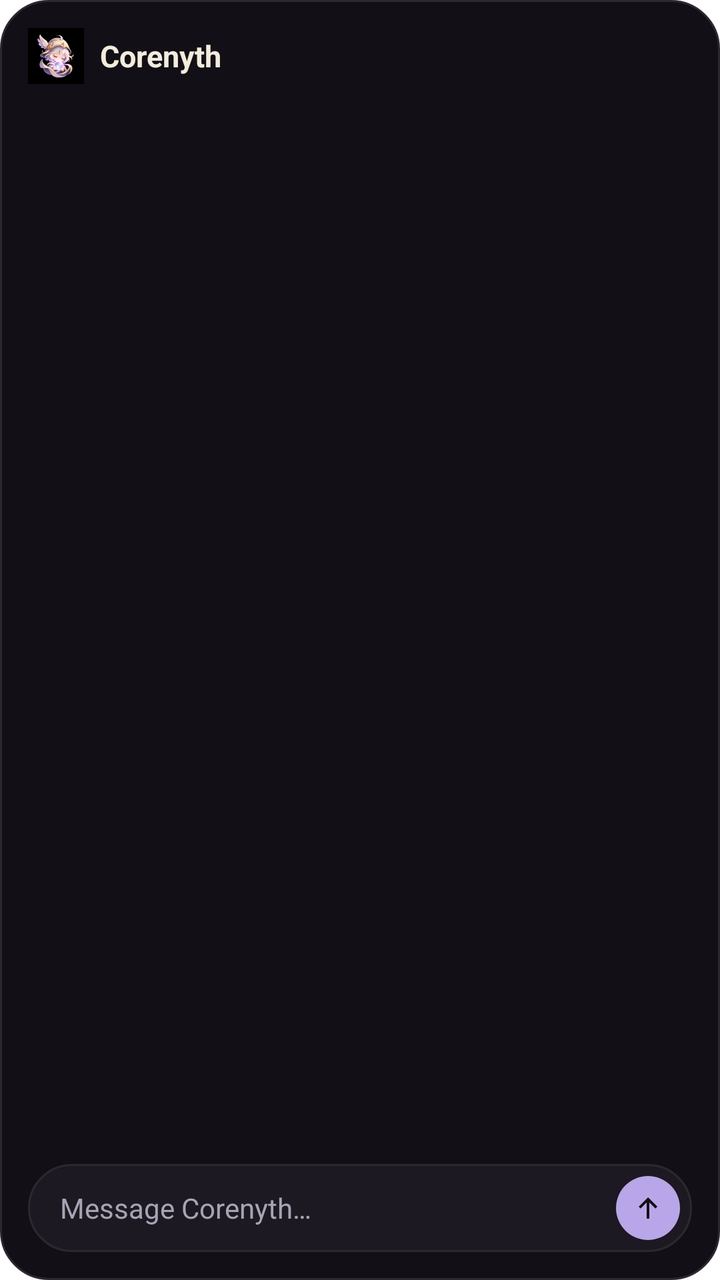
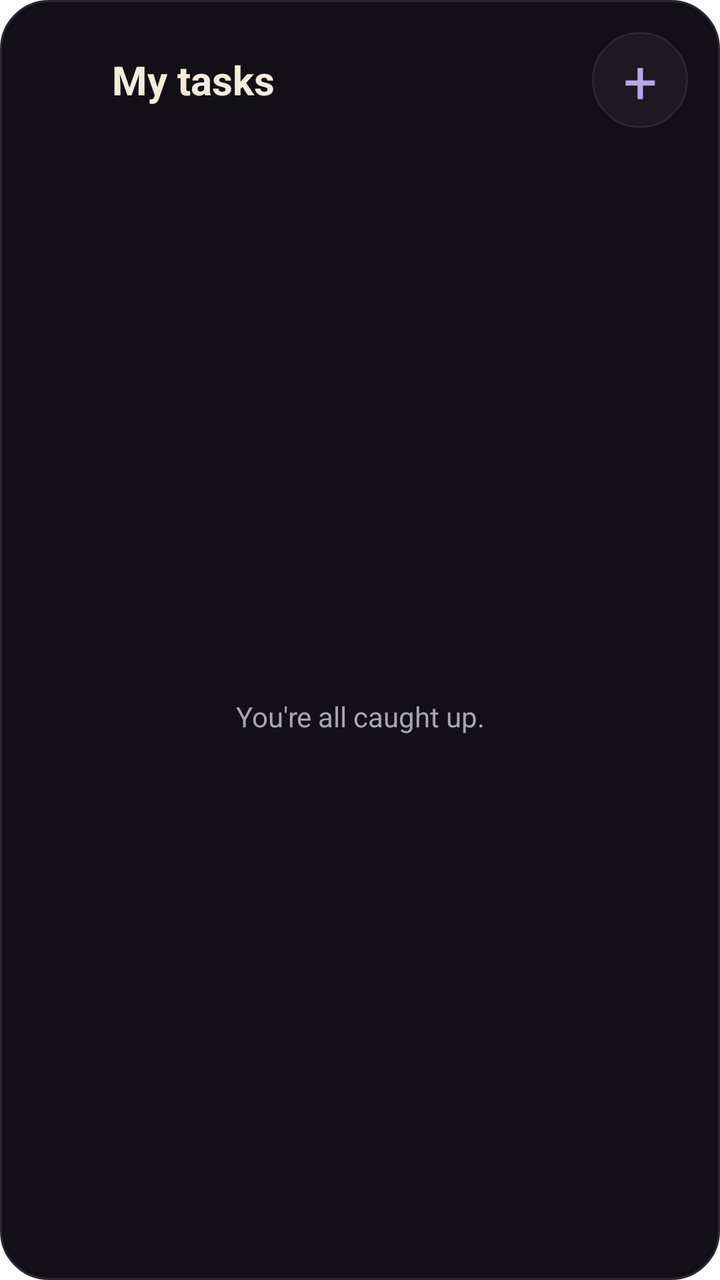

An Android layout rendered at two revisions. The XML below is the earlier revision; the diff shows what the commit changed to produce the second picture.
<!-- AndroidManifest.xml: fallback theme Theme.MaterialComponents.DayNight.NoActionBar -->
<!-- res/layout/assistant_widget.xml -->
<?xml version="1.0" encoding="utf-8"?>
<LinearLayout xmlns:android="http://schemas.android.com/apk/res/android"
    android:id="@+id/widget_root"
    android:layout_width="match_parent"
    android:layout_height="match_parent"
    android:orientation="vertical"
    android:padding="14dp"
    android:background="@drawable/widget_bg">

    <LinearLayout
        android:layout_width="match_parent"
        android:layout_height="wrap_content"
        android:gravity="center_vertical"
        android:orientation="horizontal">

        <ImageView
            android:layout_width="28dp"
            android:layout_height="28dp"
            android:importantForAccessibility="no"
            android:src="@drawable/widget_logo"/>

        <TextView
            android:layout_width="0dp"
            android:layout_height="wrap_content"
            android:layout_weight="1"
            android:paddingStart="8dp"
            android:text="Corenyth"
            android:textColor="@color/corenyth_ivory"
            android:textSize="15sp"
            android:textStyle="bold"/>

        <TextView
            android:id="@+id/widget_count"
            android:layout_width="wrap_content"
            android:layout_height="wrap_content"
            android:textColor="@color/corenyth_muted"
            android:textSize="12sp"/>
    </LinearLayout>

    <TextView
        android:id="@+id/widget_list"
        android:layout_width="match_parent"
        android:layout_height="0dp"
        android:layout_weight="1"
        android:ellipsize="end"
        android:lineSpacingExtra="3dp"
        android:paddingTop="8dp"
        android:paddingBottom="8dp"
        android:textColor="@color/corenyth_ivory"
        android:textSize="13sp"/>

    <LinearLayout
        android:id="@+id/widget_message"
        android:layout_width="match_parent"
        android:layout_height="44dp"
        android:background="@drawable/widget_pill"
        android:gravity="center_vertical"
        android:orientation="horizontal"
        android:paddingStart="16dp"
        android:paddingEnd="6dp">

        <TextView
            android:layout_width="0dp"
            android:layout_height="wrap_content"
            android:layout_weight="1"
            android:maxLines="1"
            android:text="Message Corenyth…"
            android:textColor="@color/corenyth_muted"
            android:textSize="14sp"/>

        <ImageView
            android:layout_width="32dp"
            android:layout_height="32dp"
            android:contentDescription="Open Corenyth"
            android:src="@drawable/widget_send"/>
    </LinearLayout>
</LinearLayout>
<!-- resources referenced by this layout -->
<resources>
  <color name="corenyth_ivory">#F3ECDD</color>
  <color name="corenyth_muted">#A9A3B5</color>
  <!-- drawable widget_bg (drawable) -->
  <?xml version="1.0" encoding="utf-8"?>
  <shape xmlns:android="http://schemas.android.com/apk/res/android">
      <solid android:color="@color/corenyth_surface"/>
      <stroke android:width="1dp" android:color="@color/corenyth_outline"/>
      <corners android:radius="24dp"/>
  </shape>
  <!-- drawable widget_logo: png bitmap (drawable-nodpi, 37783 bytes) -->
  <!-- drawable widget_pill (drawable) -->
  <?xml version="1.0" encoding="utf-8"?>
  <shape xmlns:android="http://schemas.android.com/apk/res/android">
      <solid android:color="@color/corenyth_surface_raised"/>
      <stroke android:width="1dp" android:color="@color/corenyth_outline"/>
      <corners android:radius="999dp"/>
  </shape>
  <!-- drawable widget_send (drawable) -->
  <?xml version="1.0" encoding="utf-8"?>
  <layer-list xmlns:android="http://schemas.android.com/apk/res/android">
      <item>
          <shape android:shape="oval">
              <solid android:color="@color/corenyth_lavender"/>
          </shape>
      </item>
      <item android:drawable="@drawable/widget_arrow"
          android:top="8dp" android:bottom="8dp" android:left="8dp" android:right="8dp"/>
  </layer-list>
  <color name="corenyth_surface">#121016</color>
  <color name="corenyth_outline">#2B292F</color>
  <color name="corenyth_surface_raised">#1C1922</color>
  <color name="corenyth_lavender">#B9A6E8</color>
  <!-- drawable widget_arrow (drawable) -->
  <?xml version="1.0" encoding="utf-8"?>
  <vector xmlns:android="http://schemas.android.com/apk/res/android"
      android:width="16dp" android:height="16dp"
      android:viewportWidth="24" android:viewportHeight="24">
      <path android:fillColor="@color/corenyth_surface"
          android:pathData="M12,4l-7,7l1.41,1.41L11,7.83V20h2V7.83l4.59,4.58L19,11z"/>
  </vector>
</resources>

<!-- the commit's change to res/layout/assistant_widget.xml (unified diff, before → after) -->
@@ -1,77 +1,13 @@
-<?xml version="1.0" encoding="utf-8"?>
-<LinearLayout xmlns:android="http://schemas.android.com/apk/res/android"
-    android:id="@+id/widget_root"
-    android:layout_width="match_parent"
-    android:layout_height="match_parent"
-    android:orientation="vertical"
-    android:padding="14dp"
-    android:background="@drawable/widget_bg">
-
-    <LinearLayout
-        android:layout_width="match_parent"
-        android:layout_height="wrap_content"
-        android:gravity="center_vertical"
-        android:orientation="horizontal">
-
-        <ImageView
-            android:layout_width="28dp"
-            android:layout_height="28dp"
-            android:importantForAccessibility="no"
-            android:src="@drawable/widget_logo"/>
-
-        <TextView
-            android:layout_width="0dp"
-            android:layout_height="wrap_content"
-            android:layout_weight="1"
-            android:paddingStart="8dp"
-            android:text="Corenyth"
-            android:textColor="@color/corenyth_ivory"
-            android:textSize="15sp"
-            android:textStyle="bold"/>
-
-        <TextView
-            android:id="@+id/widget_count"
-            android:layout_width="wrap_content"
-            android:layout_height="wrap_content"
-            android:textColor="@color/corenyth_muted"
-            android:textSize="12sp"/>
+<?xml version="1.0" ?>
+<LinearLayout xmlns:android="http://schemas.android.com/apk/res/android" android:layout_width="match_parent" android:layout_height="match_parent" android:orientation="vertical" android:padding="16dp" android:background="@drawable/widget_bg">
+    <LinearLayout android:layout_width="match_parent" android:layout_height="48dp" android:gravity="center_vertical" android:orientation="horizontal">
+        <ImageView android:layout_width="30dp" android:layout_height="30dp" android:src="@mipmap/ic_launcher" android:importantForAccessibility="no"/>
+        <TextView android:layout_width="0dp" android:layout_height="wrap_content" android:layout_weight="1" android:paddingStart="10dp" android:text="My tasks" android:textSize="20sp" android:textStyle="bold" android:textColor="@color/corenyth_ivory"/>
+        <TextView android:id="@+id/widget_add" android:layout_width="48dp" android:layout_height="48dp" android:gravity="center" android:text="+" android:textSize="30sp" android:textColor="@color/corenyth_lavender" android:contentDescription="Add task" android:background="@drawable/widget_pill"/>
     </LinearLayout>
-
-    <TextView
-        android:id="@+id/widget_list"
-        android:layout_width="match_parent"
-        android:layout_height="0dp"
-        android:layout_weight="1"
-        android:ellipsize="end"
-        android:lineSpacingExtra="3dp"
-        android:paddingTop="8dp"
-        android:paddingBottom="8dp"
-        android:textColor="@color/corenyth_ivory"
-        android:textSize="13sp"/>
-
-    <LinearLayout
-        android:id="@+id/widget_message"
-        android:layout_width="match_parent"
-        android:layout_height="44dp"
-        android:background="@drawable/widget_pill"
-        android:gravity="center_vertical"
-        android:orientation="horizontal"
-        android:paddingStart="16dp"
-        android:paddingEnd="6dp">
-
-        <TextView
-            android:layout_width="0dp"
-            android:layout_height="wrap_content"
-            android:layout_weight="1"
-            android:maxLines="1"
-            android:text="Message Corenyth…"
-            android:textColor="@color/corenyth_muted"
-            android:textSize="14sp"/>
-
-        <ImageView
-            android:layout_width="32dp"
-            android:layout_height="32dp"
-            android:contentDescription="Open Corenyth"
-            android:src="@drawable/widget_send"/>
-    </LinearLayout>
+    <TextView android:id="@+id/widget_count" android:layout_width="match_parent" android:layout_height="wrap_content" android:paddingTop="4dp" android:paddingBottom="8dp" android:textSize="12sp" android:textColor="@color/corenyth_muted"/>
+    <FrameLayout android:layout_width="match_parent" android:layout_height="0dp" android:layout_weight="1">
+        <ListView android:id="@+id/widget_list" android:layout_width="match_parent" android:layout_height="match_parent" android:divider="@color/corenyth_outline" android:dividerHeight="1dp"/>
+        <TextView android:id="@+id/widget_empty" android:layout_width="match_parent" android:layout_height="match_parent" android:gravity="center" android:text="You're all caught up." android:textColor="@color/corenyth_muted" android:textSize="14sp"/>
+    </FrameLayout>
 </LinearLayout>
<!-- resource entries referenced after the edit -->
@@ -9,7 +9,6 @@
       <stroke android:width="1dp" android:color="@color/corenyth_outline"/>
       <corners android:radius="24dp"/>
   </shape>
-  <!-- drawable widget_logo: png bitmap (drawable-nodpi, 37783 bytes) -->
   <!-- drawable widget_pill (drawable) -->
   <?xml version="1.0" encoding="utf-8"?>
   <shape xmlns:android="http://schemas.android.com/apk/res/android">
@@ -17,28 +16,21 @@
       <stroke android:width="1dp" android:color="@color/corenyth_outline"/>
       <corners android:radius="999dp"/>
   </shape>
-  <!-- drawable widget_send (drawable) -->
+  <!-- mipmap ic_launcher (mipmap-anydpi-v26) -->
   <?xml version="1.0" encoding="utf-8"?>
-  <layer-list xmlns:android="http://schemas.android.com/apk/res/android">
-      <item>
-          <shape android:shape="oval">
-              <solid android:color="@color/corenyth_lavender"/>
-          </shape>
-      </item>
-      <item android:drawable="@drawable/widget_arrow"
-          android:top="8dp" android:bottom="8dp" android:left="8dp" android:right="8dp"/>
-  </layer-list>
+  <adaptive-icon xmlns:android="http://schemas.android.com/apk/res/android">
+    <background android:drawable="@drawable/ic_launcher_background"/>
+    <foreground>
+        <inset
+            android:drawable="@drawable/ic_launcher_foreground"
+            android:inset="0%" />
+    </foreground>
+  </adaptive-icon>
   <color name="corenyth_surface">#121016</color>
   <color name="corenyth_outline">#2B292F</color>
   <color name="corenyth_surface_raised">#1C1922</color>
+  <!-- drawable ic_launcher_background: png bitmap (drawable-hdpi, 22786 bytes) -->
+  <!-- drawable ic_launcher_foreground: png bitmap (drawable-hdpi, 22786 bytes) -->
   <color name="corenyth_lavender">#B9A6E8</color>
-  <!-- drawable widget_arrow (drawable) -->
-  <?xml version="1.0" encoding="utf-8"?>
-  <vector xmlns:android="http://schemas.android.com/apk/res/android"
-      android:width="16dp" android:height="16dp"
-      android:viewportWidth="24" android:viewportHeight="24">
-      <path android:fillColor="@color/corenyth_surface"
-          android:pathData="M12,4l-7,7l1.41,1.41L11,7.83V20h2V7.83l4.59,4.58L19,11z"/>
-  </vector>
 </resources>
 
